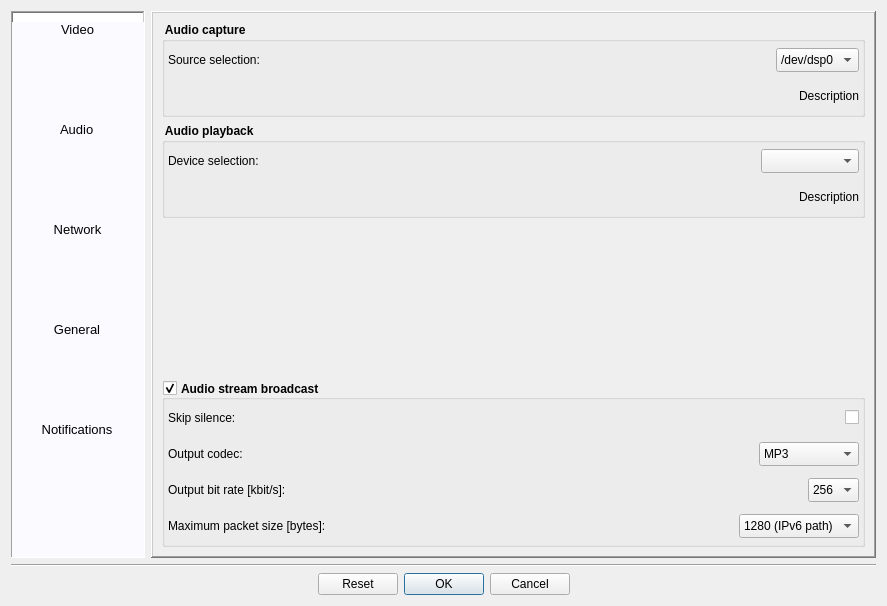
Before: the Qt Designer form Homer/forms/Dialogs/ConfigurationDialog.ui in Homer-Conferencing/Homer-Conferencing, drawn with Qt 5.
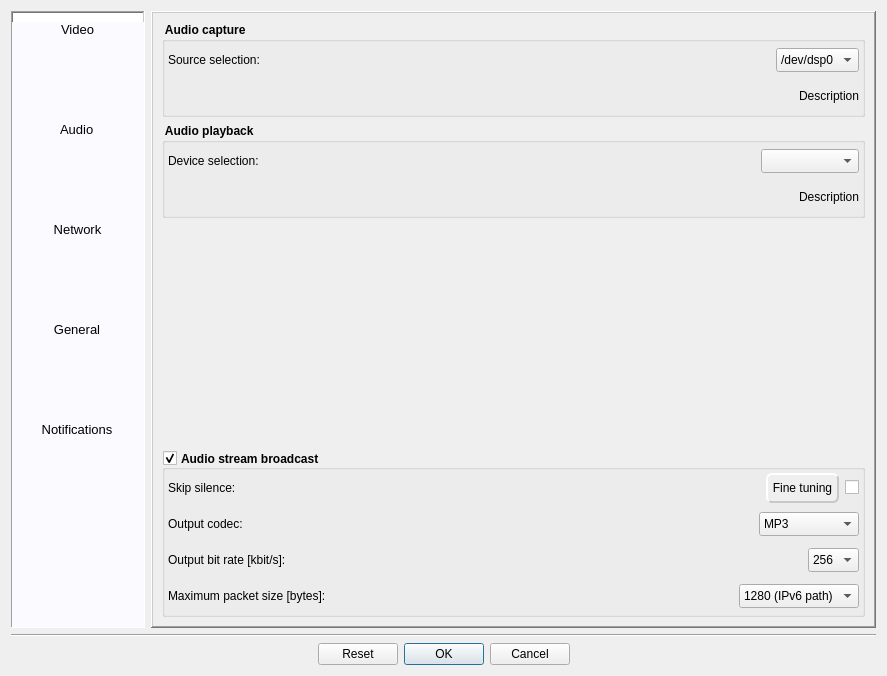
After: the same form once the commit is applied. The open tabs and pages were chosen to show the change. Icons and pictures are not drawn.

Commit message: - fixed: buttons layout

Patch:
```diff
--- a/Homer/forms/Dialogs/ConfigurationDialog.ui
+++ b/Homer/forms/Dialogs/ConfigurationDialog.ui
@@ -7,7 +7,7 @@
     <x>0</x>
     <y>0</y>
     <width>887</width>
-    <height>606</height>
+    <height>676</height>
    </rect>
   </property>
   <property name="windowTitle">
@@ -1349,6 +1349,60 @@
                 </property>
                </spacer>
               </item>
+              <item>
+               <widget class="QToolButton" name="mTbSkipSilenceFineTuning">
+                <property name="minimumSize">
+                 <size>
+                  <width>0</width>
+                  <height>30</height>
+                 </size>
+                </property>
+                <property name="maximumSize">
+                 <size>
+                  <width>16777215</width>
+                  <height>30</height>
+                 </size>
+                </property>
+                <property name="font">
+                 <font>
+                  <weight>50</weight>
+                  <bold>false</bold>
+                 </font>
+                </property>
+                <property name="styleSheet">
+                 <string notr="true">QToolButton{
+background-color: rgb(239, 239, 239);
+border-style: outset;
+border-width: 2px;
+border-radius: 6px;
+border-color:  rgb(200, 200, 200);
+}
+QToolButton:checked{
+background-color: rgb(150, 150, 150);
+} 
+QToolButton:pressed{
+background-color: rgb(200, 200, 200);
+} 
+</string>
+                </property>
+                <property name="text">
+                 <string>Fine tuning</string>
+                </property>
+                <property name="icon">
+                 <iconset resource="../../resources/Icons.qrc">
+                  <normaloff>:/images/22_22/Configuration.png</normaloff>:/images/22_22/Configuration.png</iconset>
+                </property>
+                <property name="iconSize">
+                 <size>
+                  <width>22</width>
+                  <height>22</height>
+                 </size>
+                </property>
+                <property name="toolButtonStyle">
+                 <enum>Qt::ToolButtonTextBesideIcon</enum>
+                </property>
+               </widget>
+              </item>
               <item>
                <widget class="QCheckBox" name="mCbSkipSilence">
                 <property name="text">
```
Left out of the diff: 4 changed lines with no effect on the pictures. The commit also changes 2 other files.
